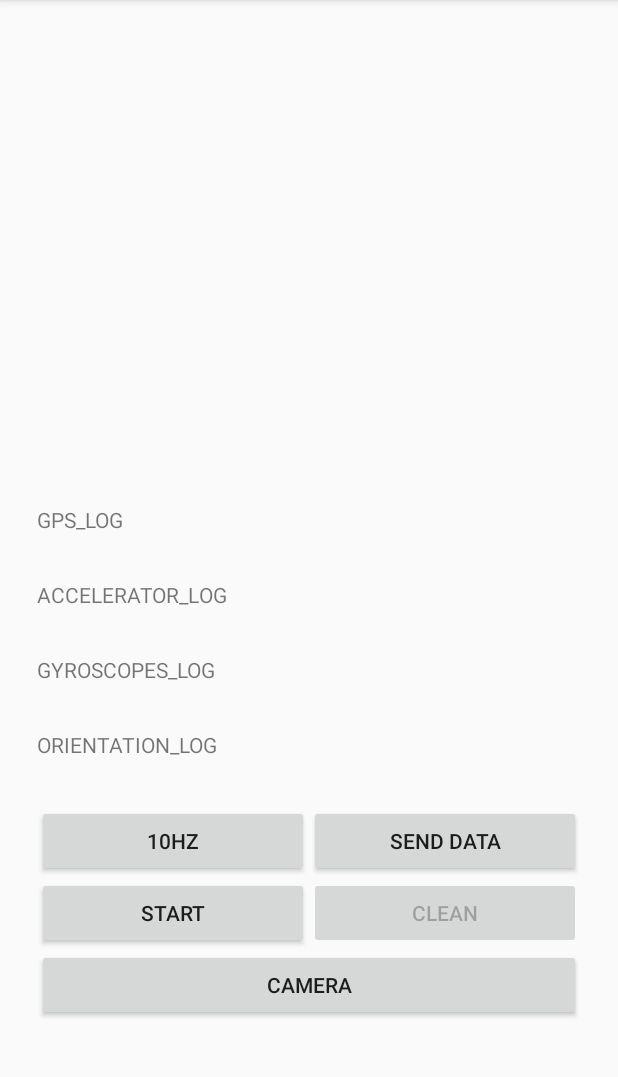
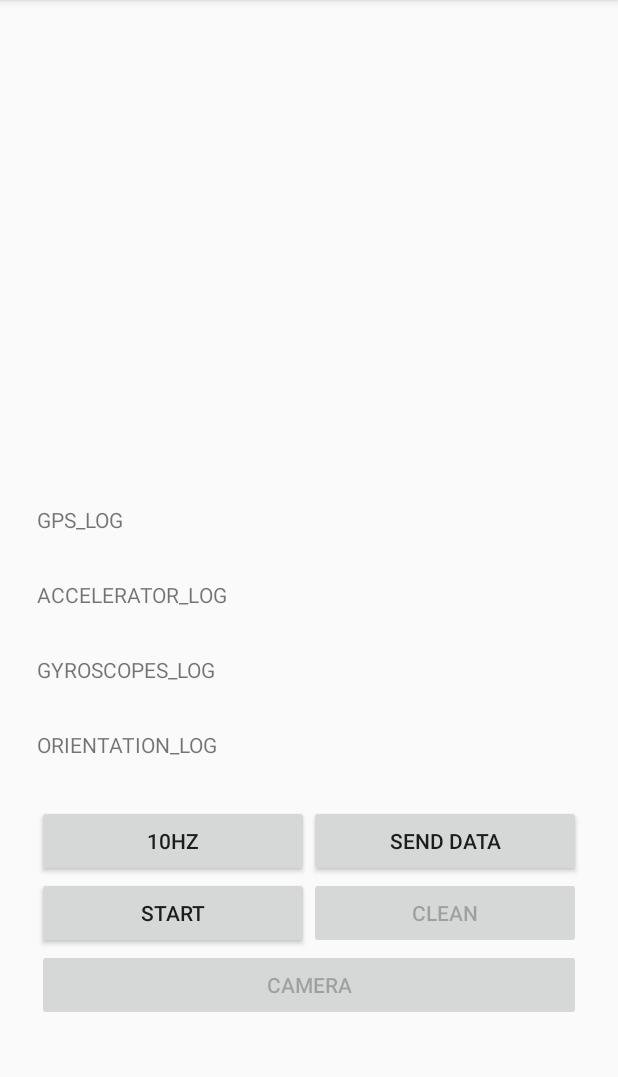
Before and after one commit to xuan85426/OBU_datarecorder, an Android app: the screen it shows after launch (MainActivity), on a phone screen of 412 x 824 dp, the part 84-1161 px from its top. Run offline under Robolectric (Android 15) with nearby library versions, the phone set to English and light mode, and no system bars.

Commit message:
disable camera button
TODO:
code clean

```diff
--- a/app/src/main/res/layout/activity_main.xml
+++ b/app/src/main/res/layout/activity_main.xml
@@ -183,7 +183,8 @@
                     android:layout_height="wrap_content"
                     android:layout_span="2"
                     android:text="Camera"
-                    android:onClick="captureVideo"/>
+                    android:onClick="captureVideo"
+                    android:enabled="false" />
             </TableRow>
         </TableLayout>
     </ScrollView>
```
